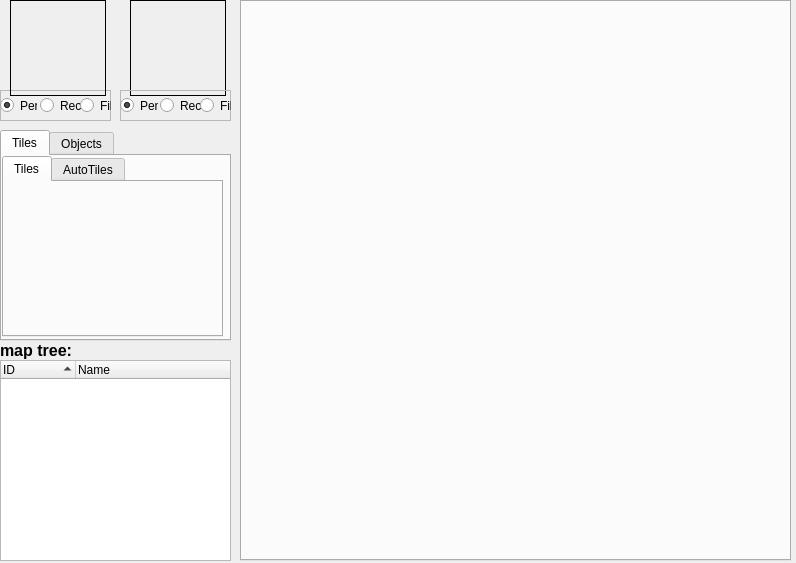
Above: MapEditor/UI/MapEditor.ui from seem-sky/Simple2D-Engine before the change. Below: the same form after it.
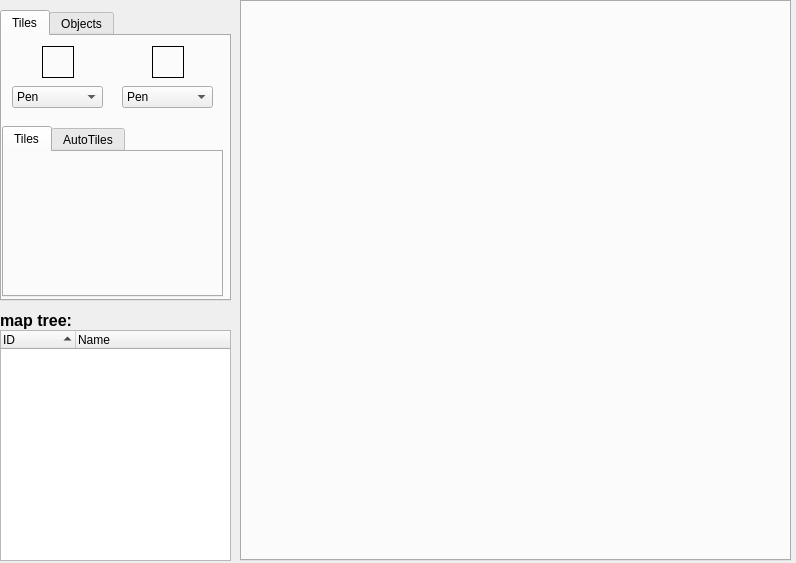
That is the form after the change. The open tabs and pages were chosen to show the change. Custom widgets are drawn as their Qt base class.

Diff of the .ui file:
```diff
--- a/MapEditor/UI/MapEditor.ui
+++ b/MapEditor/UI/MapEditor.ui
@@ -17,9 +17,9 @@
    <property name="geometry">
     <rect>
      <x>0</x>
-     <y>360</y>
+     <y>330</y>
      <width>231</width>
-     <height>201</height>
+     <height>231</height>
     </rect>
    </property>
    <property name="dragEnabled">
@@ -94,94 +94,11 @@
     <bool>true</bool>
    </property>
   </widget>
-  <widget class="QFrame" name="m_pLeftBrush">
-   <property name="geometry">
-    <rect>
-     <x>0</x>
-     <y>90</y>
-     <width>111</width>
-     <height>31</height>
-    </rect>
-   </property>
-   <property name="frameShape">
-    <enum>QFrame::StyledPanel</enum>
-   </property>
-   <property name="frameShadow">
-    <enum>QFrame::Raised</enum>
-   </property>
-   <widget class="QRadioButton" name="m_pLeftBrushPen">
-    <property name="geometry">
-     <rect>
-      <x>0</x>
-      <y>0</y>
-      <width>37</width>
-      <height>31</height>
-     </rect>
-    </property>
-    <property name="text">
-     <string>Pen</string>
-    </property>
-    <property name="checked">
-     <bool>true</bool>
-    </property>
-   </widget>
-   <widget class="QRadioButton" name="m_pLeftBrushRect">
-    <property name="geometry">
-     <rect>
-      <x>40</x>
-      <y>0</y>
-      <width>41</width>
-      <height>31</height>
-     </rect>
-    </property>
-    <property name="text">
-     <string>Rect</string>
-    </property>
-    <property name="checked">
-     <bool>false</bool>
-    </property>
-   </widget>
-   <widget class="QRadioButton" name="m_pLeftBrushFill">
-    <property name="geometry">
-     <rect>
-      <x>80</x>
-      <y>0</y>
-      <width>31</width>
-      <height>31</height>
-     </rect>
-    </property>
-    <property name="text">
-     <string>Fill</string>
-    </property>
-    <property name="checked">
-     <bool>false</bool>
-    </property>
-   </widget>
-  </widget>
-  <widget class="QLabel" name="m_pLeftCurrentTile">
-   <property name="geometry">
-    <rect>
-     <x>10</x>
-     <y>0</y>
-     <width>96</width>
-     <height>96</height>
-    </rect>
-   </property>
-   <property name="frameShape">
-    <enum>QFrame::Box</enum>
-   </property>
-   <property name="text">
-    <string/>
-   </property>
-   <property name="alignment">
-    <set>Qt::AlignCenter</set>
-   </property>
-  </widget>
   <widget class="QLabel" name="m_pMapTreeLabel">
    <property name="geometry">
     <rect>
      <x>0</x>
-     <y>340</y>
+     <y>310</y>
      <width>81</width>
      <height>21</height>
     </rect>
@@ -197,96 +114,13 @@
     <string>map tree:</string>
    </property>
   </widget>
-  <widget class="QLabel" name="m_pRightCurrentTile">
-   <property name="geometry">
-    <rect>
-     <x>130</x>
-     <y>0</y>
-     <width>96</width>
-     <height>96</height>
-    </rect>
-   </property>
-   <property name="frameShape">
-    <enum>QFrame::Box</enum>
-   </property>
-   <property name="text">
-    <string/>
-   </property>
-   <property name="alignment">
-    <set>Qt::AlignCenter</set>
-   </property>
-  </widget>
-  <widget class="QFrame" name="m_pRightBrush">
-   <property name="geometry">
-    <rect>
-     <x>120</x>
-     <y>90</y>
-     <width>111</width>
-     <height>31</height>
-    </rect>
-   </property>
-   <property name="frameShape">
-    <enum>QFrame::StyledPanel</enum>
-   </property>
-   <property name="frameShadow">
-    <enum>QFrame::Raised</enum>
-   </property>
-   <widget class="QRadioButton" name="m_pRightBrushPen">
-    <property name="geometry">
-     <rect>
-      <x>0</x>
-      <y>0</y>
-      <width>38</width>
-      <height>31</height>
-     </rect>
-    </property>
-    <property name="text">
-     <string>Pen</string>
-    </property>
-    <property name="checked">
-     <bool>true</bool>
-    </property>
-   </widget>
-   <widget class="QRadioButton" name="m_pRightBrushRect">
-    <property name="geometry">
-     <rect>
-      <x>40</x>
-      <y>0</y>
-      <width>41</width>
-      <height>31</height>
-     </rect>
-    </property>
-    <property name="text">
-     <string>Rect</string>
-    </property>
-    <property name="checked">
-     <bool>false</bool>
-    </property>
-   </widget>
-   <widget class="QRadioButton" name="m_pRightBrushFill">
-    <property name="geometry">
-     <rect>
-      <x>80</x>
-      <y>0</y>
-      <width>31</width>
-      <height>31</height>
-     </rect>
-    </property>
-    <property name="text">
-     <string>Fill</string>
-    </property>
-    <property name="checked">
-     <bool>false</bool>
-    </property>
-   </widget>
-  </widget>
   <widget class="QTabWidget" name="m_pMappingModeTab">
    <property name="geometry">
     <rect>
      <x>0</x>
-     <y>130</y>
+     <y>10</y>
      <width>231</width>
-     <height>211</height>
+     <height>291</height>
     </rect>
    </property>
    <property name="currentIndex">
@@ -303,9 +137,9 @@
      <property name="geometry">
       <rect>
        <x>0</x>
-       <y>0</y>
+       <y>90</y>
        <width>221</width>
-       <height>181</height>
+       <height>171</height>
       </rect>
      </property>
      <property name="currentIndex">
@@ -337,6 +171,84 @@
       </attribute>
      </widget>
     </widget>
+    <widget class="QLabel" name="m_pLeftCurrentTile">
+     <property name="geometry">
+      <rect>
+       <x>40</x>
+       <y>10</y>
+       <width>32</width>
+       <height>32</height>
+      </rect>
+     </property>
+     <property name="frameShape">
+      <enum>QFrame::Box</enum>
+     </property>
+     <property name="text">
+      <string/>
+     </property>
+     <property name="alignment">
+      <set>Qt::AlignCenter</set>
+     </property>
+    </widget>
+    <widget class="QComboBox" name="m_pRHDrawMode">
+     <property name="geometry">
+      <rect>
+       <x>120</x>
+       <y>50</y>
+       <width>91</width>
+       <height>22</height>
+      </rect>
+     </property>
+     <item>
+      <property name="text">
+       <string>Pen</string>
+      </property>
+     </item>
+     <item>
+      <property name="text">
+       <string>Fill</string>
+      </property>
+     </item>
+    </widget>
+    <widget class="QComboBox" name="m_pLHDrawMode">
+     <property name="geometry">
+      <rect>
+       <x>10</x>
+       <y>50</y>
+       <width>91</width>
+       <height>22</height>
+      </rect>
+     </property>
+     <item>
+      <property name="text">
+       <string>Pen</string>
+      </property>
+     </item>
+     <item>
+      <property name="text">
+       <string>Fill</string>
+      </property>
+     </item>
+    </widget>
+    <widget class="QLabel" name="m_pRightCurrentTile">
+     <property name="geometry">
+      <rect>
+       <x>150</x>
+       <y>10</y>
+       <width>32</width>
+       <height>32</height>
+      </rect>
+     </property>
+     <property name="frameShape">
+      <enum>QFrame::Box</enum>
+     </property>
+     <property name="text">
+      <string/>
+     </property>
+     <property name="alignment">
+      <set>Qt::AlignCenter</set>
+     </property>
+    </widget>
    </widget>
    <widget class="QWidget" name="m_pObjectMapping">
     <attribute name="title">
@@ -369,6 +281,12 @@
    <header>mapview.h</header>
    <container>1</container>
   </customwidget>
+  <customwidget>
+   <class>WorldObjectPrototypeDragTreeWidget</class>
+   <extends>QWidget</extends>
+   <header>dragtreewidget.h</header>
+   <container>1</container>
+  </customwidget>
  </customwidgets>
  <resources/>
  <connections/>
```
Left out of the diff: 41 changed lines with no effect on the pictures.
